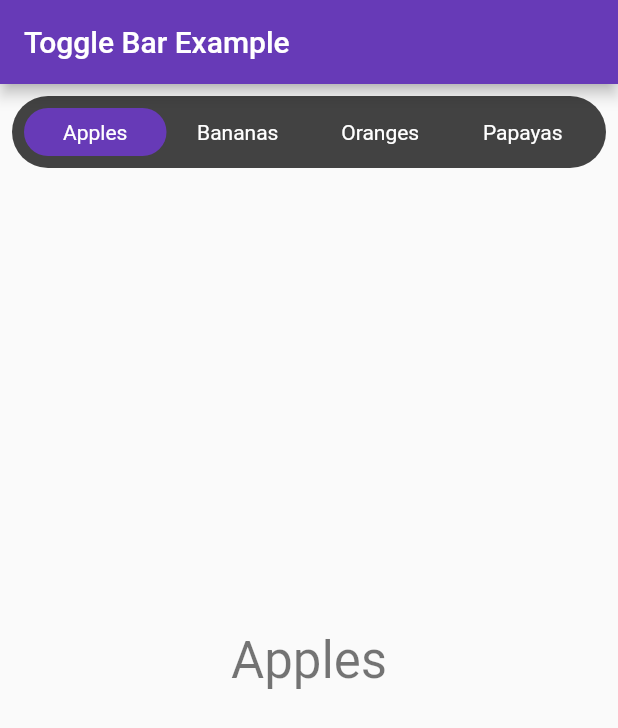
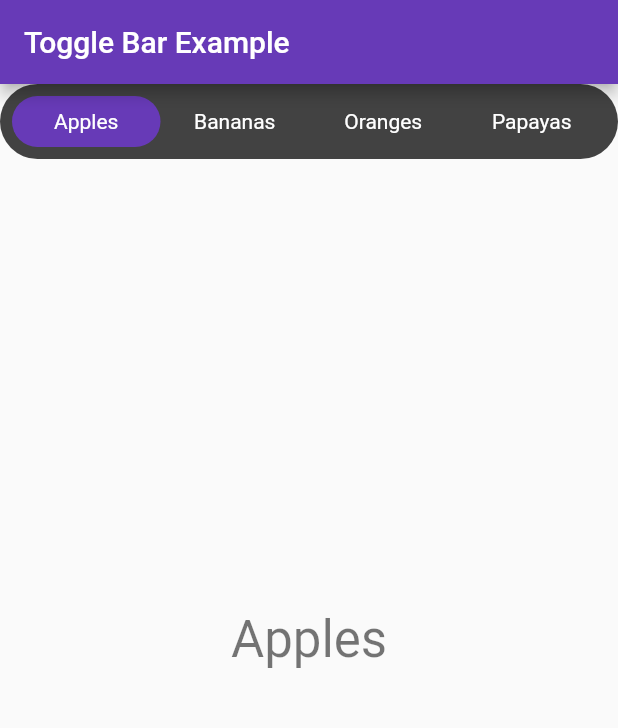
Before and after one commit to adithyaxx/toggle_bar, a Flutter app: the screen it shows after launch, on a phone screen of 412 x 824 dp. Shown: the top 728 px of the screen. Run offline on Flutter 3.47's test engine with Material 2 defaults, Android fonts, the phone set to English and light mode, and no system bars.

Commit message:
Fixes an issue where the toggle bar would cut off on the screen because of how the screen sizes was measured rather than the widgets available size. Fixes text getting cut off from the height being 48 rather than 50. Removes margins so the developer can decide if there should be padding/margins.

```diff
--- a/lib/toggle_bar.dart
+++ b/lib/toggle_bar.dart
@@ -69,9 +69,10 @@ class _ToggleBarState extends State<ToggleBar> {
 
   @override
   Widget build(BuildContext context) {
+    return LayoutBuilder(
+        builder: (context, constraints) {
           return Container(
-        height: 48,
-        margin: EdgeInsets.all(8.0),
+              height: 50,
               padding: EdgeInsets.all(8.0),
               decoration: BoxDecoration(
                   color: widget.backgroundColor,
@@ -84,16 +85,16 @@ class _ToggleBarState extends State<ToggleBar> {
                 itemBuilder: (context, index) {
                   return GestureDetector(
                       child: Container(
-                    width: (MediaQuery.of(context).size.width - 32) /
+                          width: (constraints.maxWidth - 16) /
                               widget.labels.length,
-                    padding:
-                        EdgeInsets.only(left: 8, right: 8, top: 8, bottom: 8),
+                          child: Center(
                             child: Text(_hashMap.keys.elementAt(index),
                                 textAlign: TextAlign.center,
                                 style: widget.labelTextStyle.apply(
                                     color: _hashMap.values.elementAt(index)
                                         ? widget.selectedTextColor
                                         : widget.textColor)),
+                          ),
                           decoration: BoxDecoration(
                               color: _hashMap.values.elementAt(index)
                                   ? widget.selectedTabColor
@@ -102,7 +103,7 @@ class _ToggleBarState extends State<ToggleBar> {
                       onHorizontalDragUpdate: (dragUpdate) async {
                         int calculatedIndex = ((widget.labels.length *
                             (dragUpdate.globalPosition.dx /
-                                      (MediaQuery.of(context).size.width - 32)))
+                                (constraints.maxWidth - 16)))
                             .round() -
                             1)
                             .clamp(0, widget.labels.length - 1);
@@ -119,6 +120,8 @@ class _ToggleBarState extends State<ToggleBar> {
                 },
               ));
         }
+    );
+  }
 
   _updateSelection(int index) {
     setState(() {
```
Also changed, not shown: example/pubspec.lock, pubspec.lock. Lines whose indentation alone changed are shown as unchanged.
